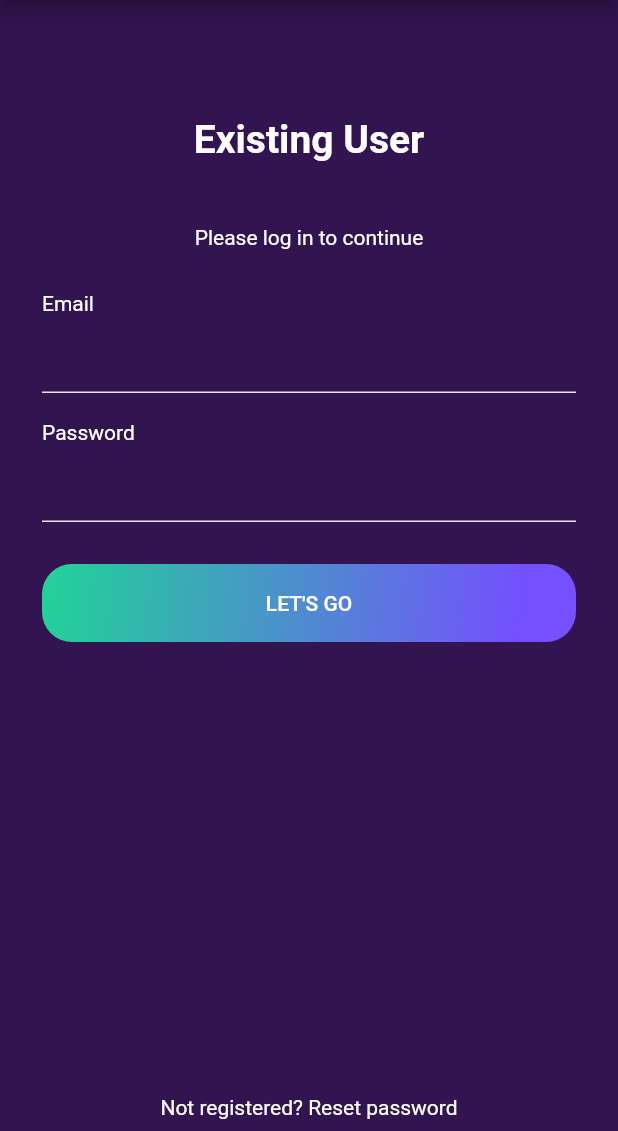
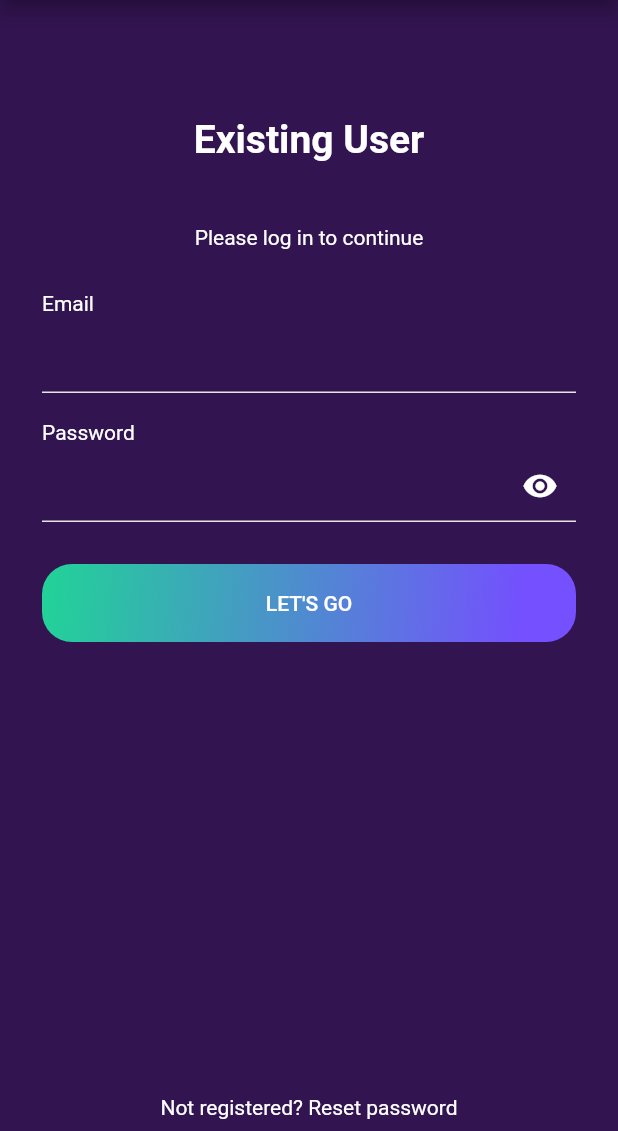
Before and after one commit to Nencinenc/amzx_mobile, a Flutter app: the LoginPage screen opened by its route, on a phone screen of 412 x 824 dp, the part 105-1236 px from its top. Run offline on Flutter 3.47's test engine with Material 2 defaults, Android fonts, the phone set to English and light mode, and no system bars; our stand-ins replace another_flushbar, dio, flutter_dotenv, flutter_secure_storage, font_awesome_flutter, get_it and 2 more; accounts and stored records are empty.

Commit message:
Remove drawer Add eye icon Add custom form field and custom input field props Add option to show and hide password

```diff
--- a/lib/common_widgets/custom_form_field.dart
+++ b/lib/common_widgets/custom_form_field.dart
@@ -8,11 +8,17 @@ class CustomForField extends StatelessWidget {
   final String title;
   final TextEditingController controller;
   final bool password;
+  final TextInputType? textInputType;
+  final TextInputAction? textInputAction;
+  final Widget? icon;
 
   const CustomForField({
     Key? key,
     required this.title,
     required this.controller,
+    this.textInputType,
+    this.textInputAction,
+    this.icon,
     this.password = false,
   }) : super(key: key);
 
@@ -33,6 +39,9 @@ class CustomForField extends StatelessWidget {
         BoxInputField(
           controller: controller,
           password: password,
+          textInputType: textInputType,
+          textInputAction: textInputAction,
+          icon: icon,
         ),
       ],
     );
--- /dev/null
+++ b/lib/common_widgets/eye_icon.dart
@@ -0,0 +1,24 @@
+import 'package:flutter/cupertino.dart';
+import 'package:flutter/material.dart';
+
+class EyeIcon extends StatelessWidget {
+  final bool hidePassword;
+  final void Function() onPressed;
+
+  const EyeIcon({
+    Key? key,
+    required this.hidePassword,
+    required this.onPressed,
+  }) : super(key: key);
+
+  @override
+  Widget build(BuildContext context) {
+    return IconButton(
+      icon: Icon(
+        hidePassword ? Icons.visibility : Icons.visibility_off,
+      ),
+      color: Colors.white,
+      onPressed: onPressed,
+    );
+  }
+}
--- a/lib/common_widgets/input_field.dart
+++ b/lib/common_widgets/input_field.dart
@@ -8,6 +8,9 @@ class BoxInputField extends StatelessWidget {
   final Widget? leading;
   final Widget? trailing;
   final bool password;
+  final TextInputType? textInputType;
+  final TextInputAction? textInputAction;
+  final Widget? icon;
   final void Function()? trailingTapped;
 
   final circularBorder = OutlineInputBorder(
@@ -21,6 +24,9 @@ class BoxInputField extends StatelessWidget {
     this.leading,
     this.trailing,
     this.trailingTapped,
+    this.textInputType,
+    this.textInputAction,
+    this.icon,
     this.password = false,
   }) : super(key: key);
 
@@ -30,19 +36,22 @@ class BoxInputField extends StatelessWidget {
       controller: controller,
       style: const TextStyle(height: 1, color: buttonText),
       obscureText: password,
-      decoration: const InputDecoration(
-        border: UnderlineInputBorder(
+      keyboardType: textInputType,
+      textInputAction: textInputAction,
+      decoration: InputDecoration(
+        border: const UnderlineInputBorder(
           borderSide: BorderSide(color: kcLightGreyColor),
         ),
-        errorBorder: UnderlineInputBorder(
+        errorBorder: const UnderlineInputBorder(
           borderSide: BorderSide(color: kcLightGreyColor),
         ),
-        focusedBorder: UnderlineInputBorder(
+        focusedBorder: const UnderlineInputBorder(
           borderSide: BorderSide(color: kcLightGreyColor),
         ),
-        enabledBorder: UnderlineInputBorder(
+        enabledBorder: const UnderlineInputBorder(
           borderSide: BorderSide(color: kcLightGreyColor),
         ),
+        suffixIcon: icon,
       ),
     );
   }
--- a/lib/pages/home_page.dart
+++ b/lib/pages/home_page.dart
@@ -1,13 +1,10 @@
 import 'package:amzx/common_widgets/custom_appbar.dart';
-import 'package:amzx/models/ui/card.dart';
 import 'package:amzx/providers/account.dart';
 import 'package:amzx/shared/app_colors.dart';
 import 'package:flutter/material.dart';
 import 'package:provider/provider.dart';
-import 'package:country_icons/country_icons.dart';
 
 import '../common_widgets/custom_bottom_navbar.dart';
-import '../common_widgets/drawer/custom_drawer.dart';
 import '../configuration/constants.dart';
 
 class HomePage extends StatefulWidget {
@@ -47,7 +44,8 @@ class HomePageState extends State<HomePage> {
             },
             child: Padding(
               padding: const EdgeInsets.all(10.0),
-              child: Image.asset('icons/flags/png/de.png', package: 'country_icons'),
+              child: Image.asset('icons/flags/png/de.png',
+                  package: 'country_icons'),
             ),
           ),
         ),
--- a/lib/pages/login_page.dart
+++ b/lib/pages/login_page.dart
@@ -1,5 +1,6 @@
 import 'package:amzx/common_widgets/custom_appbar.dart';
 import 'package:amzx/common_widgets/custom_scaffold.dart';
+import 'package:amzx/common_widgets/eye_icon.dart';
 import 'package:amzx/common_widgets/typography/custom_text.dart';
 import 'package:flutter/material.dart';
 import 'package:provider/provider.dart';
@@ -13,15 +14,20 @@ import '../providers/account.dart';
 import '../routes/routes.dart';
 import '../shared/app_colors.dart';
 
-class LoginPage extends StatelessWidget {
+class LoginPage extends StatefulWidget {
+  const LoginPage({Key? key}) : super(key: key);
+
+  @override
+  State<LoginPage> createState() => _LoginPageState();
+}
+
+class _LoginPageState extends State<LoginPage> {
+  bool showPassword = false;
+
   final _emailController = TextEditingController();
   final _passwordController = TextEditingController();
 
-  LoginPage({Key? key}) : super(key: key);
-
-  @override
-  Widget build(BuildContext context) {
-    void handleLogin() async {
+  void handleLogin(BuildContext context) async {
     await context.read<AccountProvider>().login(
           _emailController.text,
           _passwordController.text,
@@ -36,6 +42,8 @@ class LoginPage extends StatelessWidget {
     }
   }
 
+  @override
+  Widget build(BuildContext context) {
     return CustomScaffold(
       appBar: const CustomAppBar(
         backgroundColor: Colors.transparent,
@@ -82,7 +90,8 @@ class LoginPage extends StatelessWidget {
                         child: CustomForField(
                           title: 'Email',
                           controller: _emailController,
-
+                          textInputType: TextInputType.emailAddress,
+                          textInputAction: TextInputAction.next,
                         ),
                       ),
                       Padding(
@@ -90,12 +99,20 @@ class LoginPage extends StatelessWidget {
                         child: CustomForField(
                           title: 'Password',
                           controller: _passwordController,
-                          password: true,
+                          password: showPassword,
+                          icon: EyeIcon(
+                            onPressed: () {
+                              setState(() {
+                                showPassword = !showPassword;
+                              });
+                            },
+                            hidePassword: !showPassword,
+                          ),
                         ),
                       ),
                       GradientButton(
                         text: "LET'S GO",
-                        onTap: () => handleLogin(),
+                        onTap: () => handleLogin(context),
                       ),
                       const Spacer(),
                       Padding(
--- a/lib/pages/navbar_screens/more_menu/more_menu.dart
+++ b/lib/pages/navbar_screens/more_menu/more_menu.dart
@@ -29,7 +29,7 @@ class MoreMenuPage extends StatelessWidget {
     await context.read<AccountProvider>().signOut();
     Navigator.pushNamedAndRemoveUntil(
       context,
-      RouteManager.loginPage,
+      RouteManager.landingPage,
       (route) => false,
     );
   }
```
Also changed, not shown: lib/common_widgets/buttons/custom_icon_button.dart (+8 -8 lines), lib/common_widgets/drawer/custom_drawer.dart (deleted, +0 -62 lines), lib/common_widgets/drawer/item_model.dart (deleted, +0 -11 lines), lib/common_widgets/drawer/list_item.dart (deleted, +0 -30 lines). Lines whose indentation alone changed are shown as unchanged.
